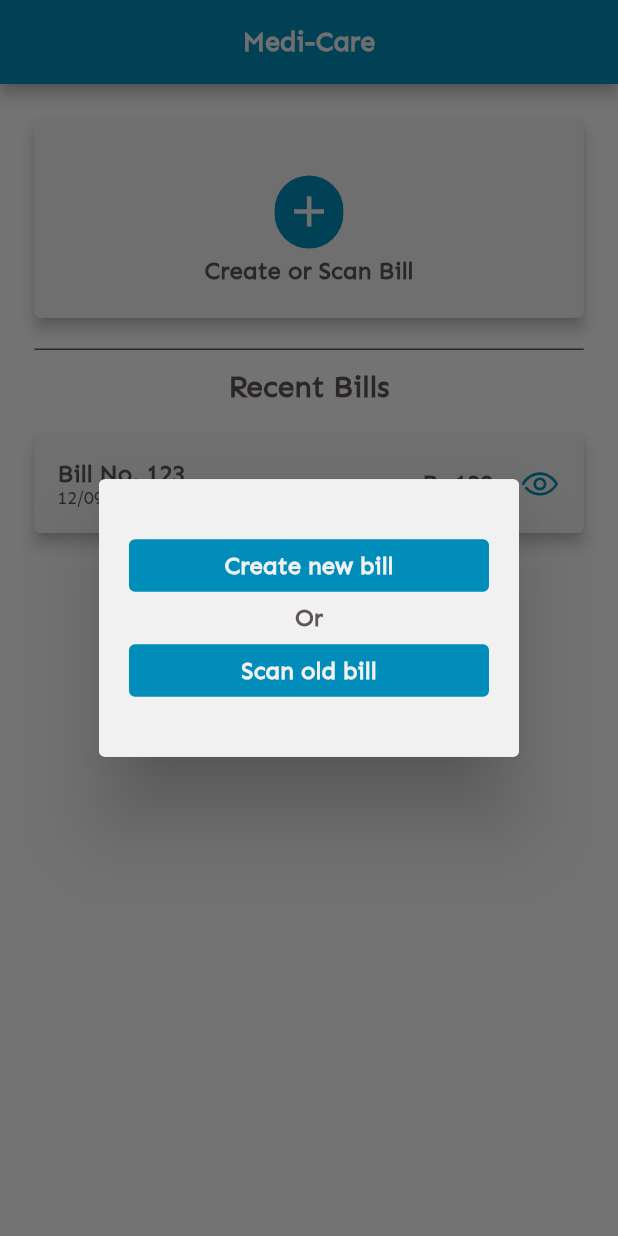
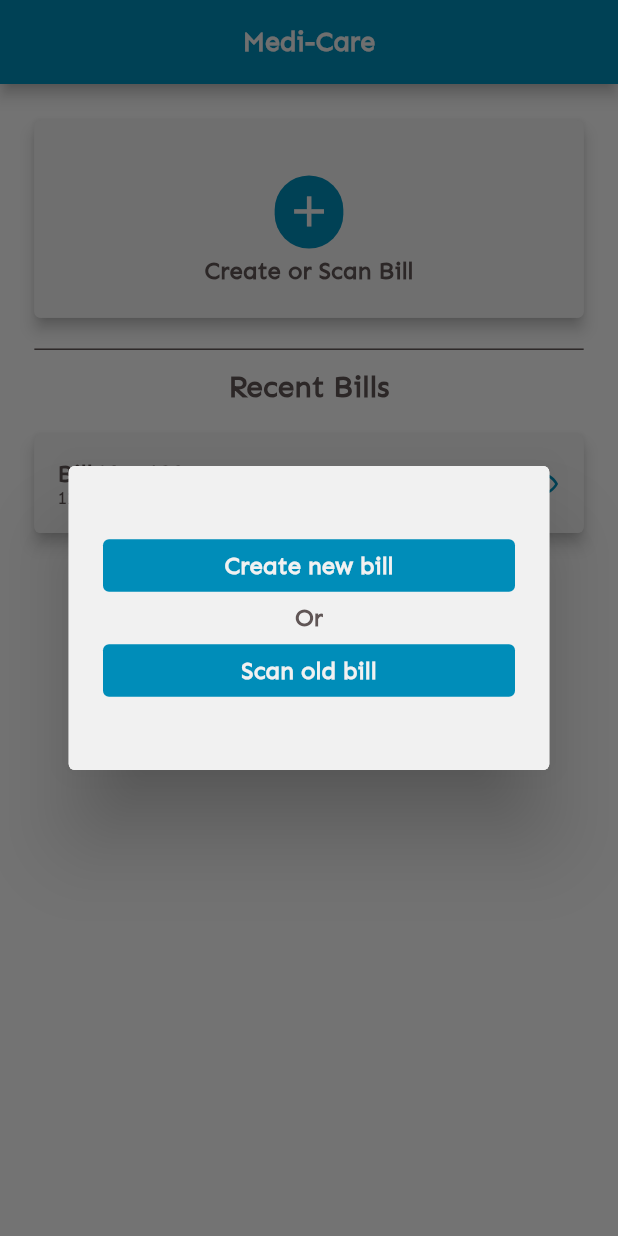
Before and after one commit to SatyamX64/mlh, a Flutter app: the screen it shows after launch, after a tap on "Create or Scan Bill", on a phone screen of 412 x 824 dp. Run offline on Flutter 3.47's test engine with Material 2 defaults, Android fonts, the phone set to English and light mode, and no system bars; our stand-ins replace flutter_svg.

Commit message:
added mediaqueries

```diff
--- a/medical_store/lib/screens/homepage.dart
+++ b/medical_store/lib/screens/homepage.dart
@@ -61,11 +61,14 @@ class _HomepageState extends State<Homepage> {
       context: this.context,
       barrierDismissible: true,
       builder: (context) {
+        final size = MediaQuery.of(context).size;
         return Dialog(
           child: FittedBox(
             fit: BoxFit.none,
             child: Container(
-              padding: EdgeInsets.symmetric(horizontal: 20, vertical: 40),
+              padding: EdgeInsets.symmetric(
+                  horizontal: size.width * 0.05555,
+                  vertical: size.height * 0.059171),
               decoration: BoxDecoration(
                   color: Color(0xfff1f1f1),
                   borderRadius: BorderRadius.circular(4)),
@@ -75,7 +78,7 @@ class _HomepageState extends State<Homepage> {
                   GestureDetector(
                     onTap: () {},
                     child: Container(
-                      width: 240,
+                      width: size.width * 0.66666,
                       padding: EdgeInsets.all(8),
                       decoration: BoxDecoration(
                           color: Color(0xff008db9),
@@ -98,7 +101,7 @@ class _HomepageState extends State<Homepage> {
                   GestureDetector(
                     onTap: () {},
                     child: Container(
-                      width: 240,
+                      width: size.width * 0.66666,
                       padding: EdgeInsets.all(8),
                       decoration: BoxDecoration(
                           color: Color(0xff008db9),
```
